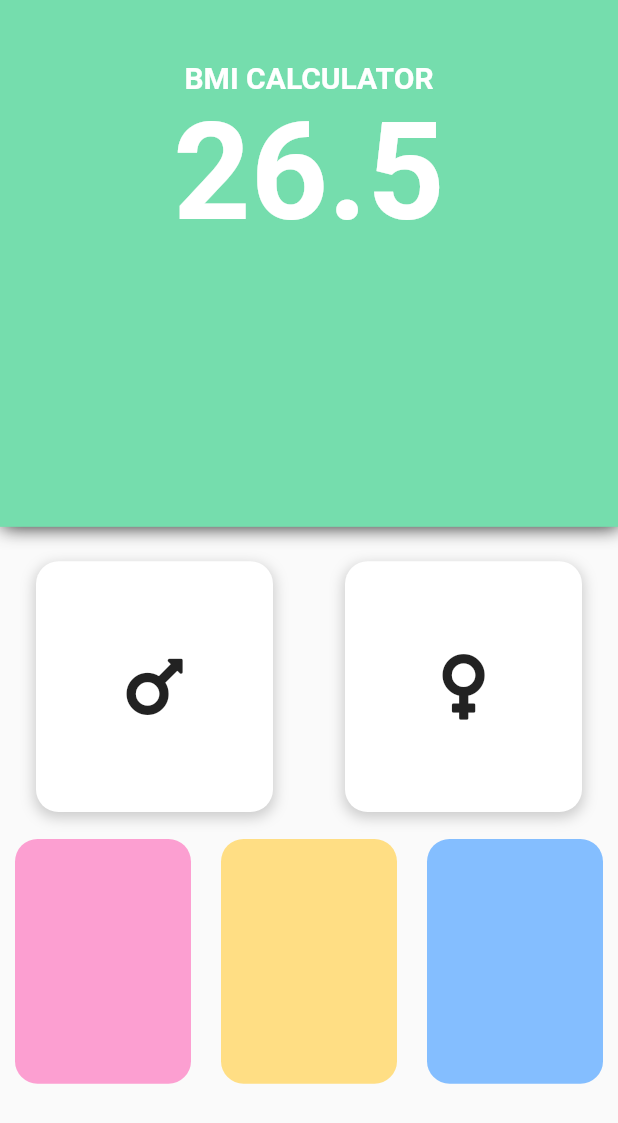
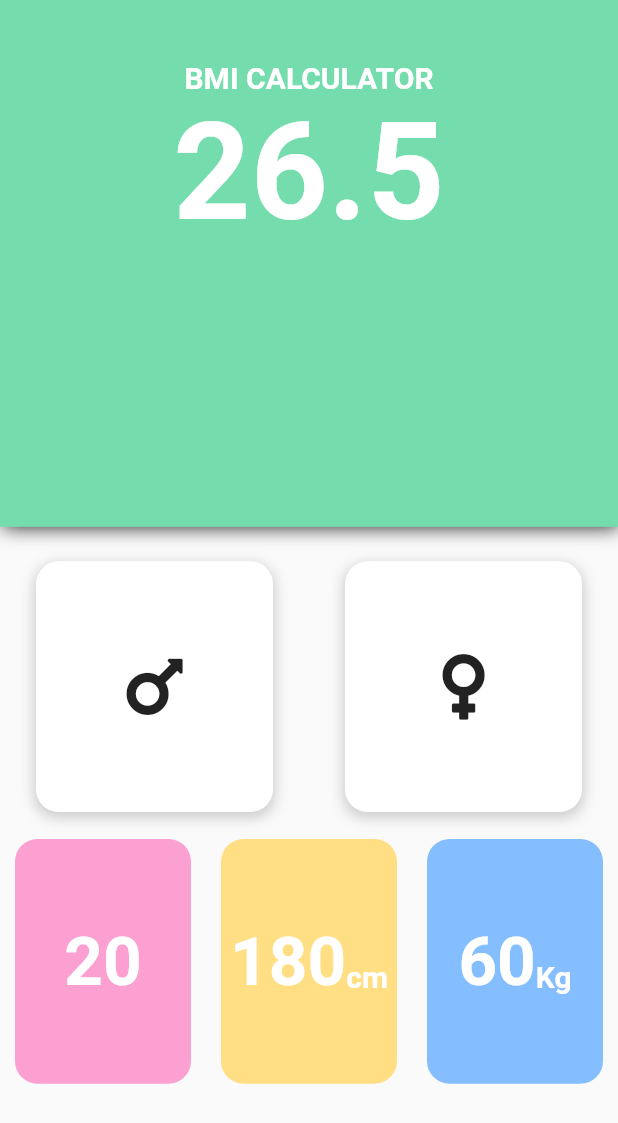
Before and after one commit to diebjackal/BMI_calculator, a Flutter app: the screen it shows after launch, on a phone screen of 412 x 824 dp. Shown: the top 1123 px of the screen. Run offline on Flutter 3.47's test engine with Material 2 defaults, Android fonts, the phone set to English and light mode, and no system bars; our stand-ins replace font_awesome_flutter.

Commit message:
user information unit
add Container in user information unit

```diff
--- a/bmi_calculator/lib/screens/BMI_mainPage.dart
+++ b/bmi_calculator/lib/screens/BMI_mainPage.dart
@@ -1,6 +1,6 @@
 import 'package:bmi_calculator/screens/user_Imformation.dart';
 import 'package:bmi_calculator/utilits/container_SIze.dart';
-import 'package:bmi_calculator/utilits/cosntants.dart';
+import 'package:bmi_calculator/utilits/constants.dart';
 import 'package:flutter/material.dart';
 
 import 'Gender_Select.dart';
@@ -42,9 +42,9 @@ class _BMIMainPageState extends State<BMIMainPage> {
             child: Container(
               child: Row(
                 children: [
-                  ageView(),
-                  heightView(),
-                  weightView(),
+                  ageView(index: 0),
+                  heightView(index: 1),
+                  weightView(index: 2),
                 ],
               ),
             ),
--- a/bmi_calculator/lib/screens/Gender_Select.dart
+++ b/bmi_calculator/lib/screens/Gender_Select.dart
@@ -1,5 +1,5 @@
 import 'package:bmi_calculator/utilits/container_SIze.dart';
-import 'package:bmi_calculator/utilits/cosntants.dart';
+import 'package:bmi_calculator/utilits/constants.dart';
 import 'package:flutter/material.dart';
 
 class GenderSelect extends StatefulWidget {
--- a/bmi_calculator/lib/screens/user_Imformation.dart
+++ b/bmi_calculator/lib/screens/user_Imformation.dart
@@ -1,16 +1,31 @@
 import 'package:bmi_calculator/utilits/colors.dart';
 import 'package:bmi_calculator/utilits/container_SIze.dart';
+import 'package:bmi_calculator/utilits/constants.dart';
 import 'package:flutter/material.dart';
 
+int age = 20;
+int height = 180;
+int weight = 60;
+
 class ageView extends StatelessWidget {
+  int index;
+  ageView({@required this.index});
+
   @override
   Widget build(BuildContext context) {
     return Expanded(
       child: Container(
         margin: XSizePadding,
+        height: fullSizeContainer,
         decoration: BoxDecoration(
-          color: ColorList[0],
+          color: ColorList[index],
           borderRadius: BorderRadius.circular(15),
+        ),
+        child: Center(
+          child: Text(
+            '$age',
+            style: userInformationTextStyle,
+          ),
         ),
       ),
     );
@@ -18,14 +33,33 @@ class ageView extends StatelessWidget {
 }
 
 class heightView extends StatelessWidget {
+  int index;
+  heightView({@required this.index});
   @override
   Widget build(BuildContext context) {
     return Expanded(
       child: Container(
         margin: XSizePadding,
+        height: fullSizeContainer,
         decoration: BoxDecoration(
-          color: ColorList[1],
+          color: ColorList[index],
           borderRadius: BorderRadius.circular(15),
+        ),
+        child: Row(
+          mainAxisAlignment: MainAxisAlignment.center,
+          children: <Widget>[
+            Text(
+              '$height',
+              style: userInformationTextStyle,
+            ),
+            Container(
+              margin: EdgeInsets.only(top: 20),
+              child: Text(
+                'cm',
+                style: userInformationUnitTextStyle,
+              ),
+            ),
+          ],
         ),
       ),
     );
@@ -34,14 +68,33 @@ class heightView extends StatelessWidget {
 
 // ignore: camel_case_types
 class weightView extends StatelessWidget {
+  int index;
+  weightView({@required this.index});
   @override
   Widget build(BuildContext context) {
     return Expanded(
       child: Container(
         margin: XSizePadding,
+        height: fullSizeContainer,
         decoration: BoxDecoration(
-          color: ColorList[2],
+          color: ColorList[index],
           borderRadius: BorderRadius.circular(15),
+        ),
+        child: Row(
+          mainAxisAlignment: MainAxisAlignment.center,
+          children: <Widget>[
+            Text(
+              '$weight',
+              style: userInformationTextStyle,
+            ),
+            Container(
+              margin: EdgeInsets.only(top: 20),
+              child: Text(
+                'Kg',
+                style: userInformationUnitTextStyle,
+              ),
+            ),
+          ],
         ),
       ),
     );
--- /dev/null
+++ b/bmi_calculator/lib/utilits/constants.dart
@@ -0,0 +1,60 @@
+import 'package:flutter/material.dart';
+import 'package:font_awesome_flutter/font_awesome_flutter.dart';
+
+import 'colors.dart';
+
+const venusIcon = FontAwesomeIcons.venus;
+const marsIcon = FontAwesomeIcons.mars;
+List<dynamic> iconList = [marsIcon, venusIcon];
+
+Decoration KGenderSelectContainerDecoration() {
+  return BoxDecoration(
+    color: Colors.white,
+    borderRadius: BorderRadius.circular(15),
+    boxShadow: [
+      BoxShadow(
+        color: Colors.grey.withOpacity(0.5),
+        spreadRadius: 1,
+        blurRadius: 7,
+        offset: Offset(0, 3), // changes position of shadow
+      ),
+    ],
+  );
+}
+
+Decoration imformationsDecoration() {
+  return BoxDecoration(
+    color: backGroundColor,
+    boxShadow: [
+      BoxShadow(
+        color: Colors.black87,
+        offset: Offset(1, 1),
+        blurRadius: 10,
+      ),
+    ],
+  );
+}
+
+const heightTextStyle = TextStyle(
+  fontWeight: FontWeight.w600,
+  fontSize: 90,
+  color: whiteColor,
+);
+
+const LabelTextStyle = TextStyle(
+  fontWeight: FontWeight.bold,
+  fontSize: 20,
+  color: whiteColor,
+);
+
+const userInformationTextStyle = TextStyle(
+  color: Colors.white,
+  fontSize: 45,
+  fontWeight: FontWeight.w600,
+);
+
+const userInformationUnitTextStyle = TextStyle(
+  color: Colors.white,
+  fontSize: 20,
+  fontWeight: FontWeight.w700,
+);
```
